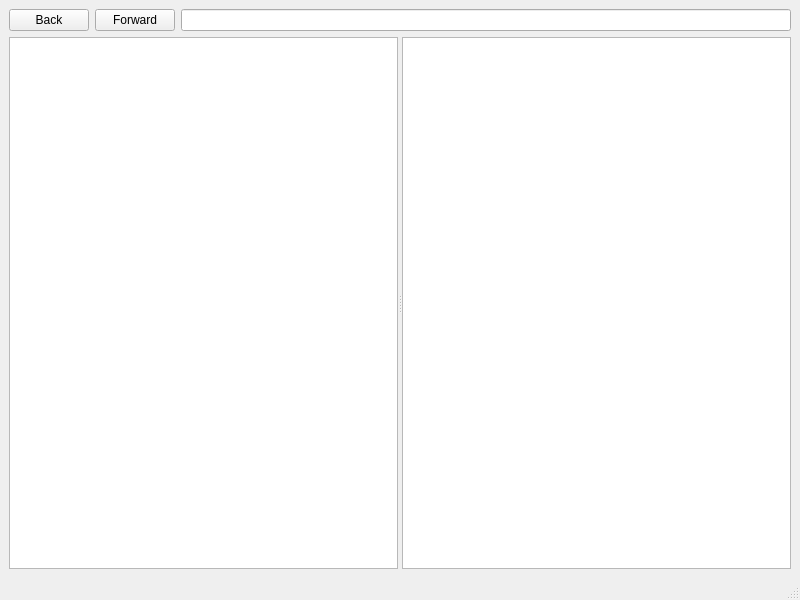
First picture: the form in mainwindow.ui, repository Snapky06/FileExplorer, before the edit.
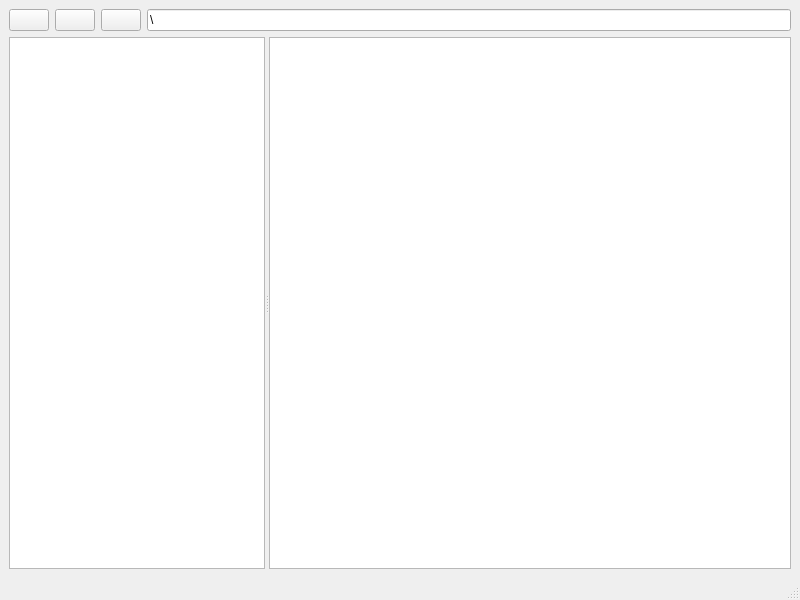
Second picture: the form after the edit. Icons and pictures are not drawn.

Commit message: design complete

Patch:
```diff
--- a/mainwindow.ui
+++ b/mainwindow.ui
@@ -17,32 +17,65 @@
    <layout class="QVBoxLayout" name="verticalLayout" stretch="0,1">
     <item>
      <layout class="QHBoxLayout" name="horizontalLayout">
+      <item>
+       <widget class="QPushButton" name="pushButton_3">
+        <property name="text">
+         <string/>
+        </property>
+        <property name="icon">
+         <iconset theme="QIcon::ThemeIcon::GoUp"/>
+        </property>
+       </widget>
+      </item>
       <item>
        <widget class="QPushButton" name="pushButton_2">
         <property name="text">
-         <string>Back</string>
+         <string/>
+        </property>
+        <property name="icon">
+         <iconset theme="QIcon::ThemeIcon::EditUndo"/>
         </property>
        </widget>
       </item>
       <item>
        <widget class="QPushButton" name="pushButton">
         <property name="text">
-         <string>Forward</string>
+         <string/>
+        </property>
+        <property name="icon">
+         <iconset theme="QIcon::ThemeIcon::EditRedo"/>
         </property>
        </widget>
       </item>
       <item>
-       <widget class="QLineEdit" name="lineEdit"/>
+       <widget class="QLineEdit" name="lineEdit">
+        <property name="text">
+         <string>\</string>
+        </property>
+       </widget>
       </item>
      </layout>
     </item>
     <item>
      <widget class="QSplitter" name="splitter">
+      <property name="sizePolicy">
+       <sizepolicy hsizetype="Expanding" vsizetype="Preferred">
+        <horstretch>0</horstretch>
+        <verstretch>0</verstretch>
+       </sizepolicy>
+      </property>
       <property name="orientation">
        <enum>Qt::Orientation::Horizontal</enum>
       </property>
       <widget class="QTreeView" name="treeView"/>
-      <widget class="QListView" name="listView"/>
+      <widget class="QListView" name="listView">
+       <property name="sizePolicy">
+        <sizepolicy hsizetype="Expanding" vsizetype="Expanding">
+         <horstretch>1</horstretch>
+         <verstretch>0</verstretch>
+        </sizepolicy>
+       </property>
+      </widget>
      </widget>
     </item>
    </layout>
```
Left out of the diff: 4 changed lines with no effect on the pictures. The commit also changes 2 other files.
